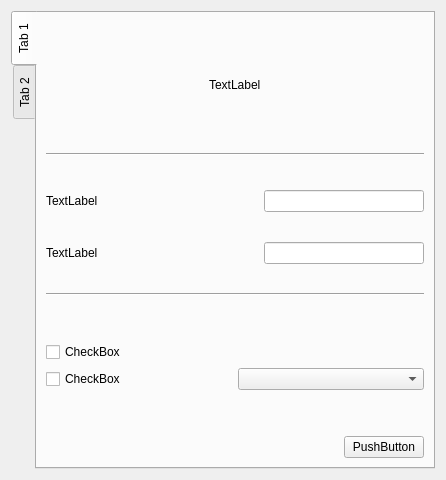
Old version of the form customtab.ui in the repository CrazyKangaroo/ThinView.
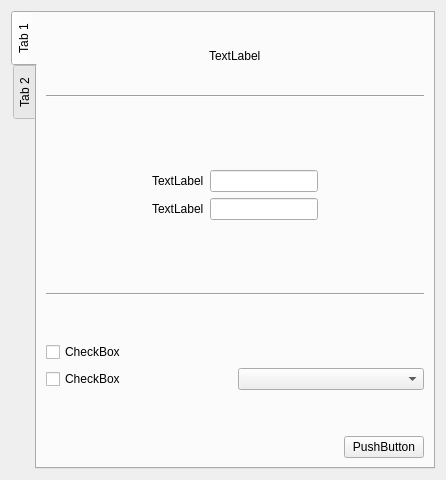
New version of the form.

```diff
--- a/customtab.ui
+++ b/customtab.ui
@@ -26,9 +26,9 @@
       <attribute name="title">
        <string>Tab 1</string>
       </attribute>
-      <layout class="QHBoxLayout" name="horizontalLayout_7">
+      <layout class="QVBoxLayout" name="verticalLayout_8">
        <item>
-        <layout class="QVBoxLayout" name="verticalLayout_5">
+        <layout class="QVBoxLayout" name="verticalLayout_7">
          <item>
           <layout class="QHBoxLayout" name="horizontalLayout">
            <item>
@@ -104,8 +104,6 @@
           </widget>
          </item>
          <item>
-          <layout class="QVBoxLayout" name="verticalLayout_3">
-           <item>
             <spacer name="verticalSpacer_4">
              <property name="orientation">
               <enum>Qt::Vertical</enum>
@@ -113,47 +111,7 @@
              <property name="sizeHint" stdset="0">
               <size>
                <width>20</width>
-               <height>28</height>
-              </size>
-             </property>
-            </spacer>
-           </item>
-           <item>
-            <layout class="QHBoxLayout" name="horizontalLayout_2">
-             <item>
-              <widget class="QLabel" name="label_2">
-               <property name="text">
-                <string>TextLabel</string>
-               </property>
-              </widget>
-             </item>
-             <item>
-              <spacer name="horizontalSpacer_5">
-               <property name="orientation">
-                <enum>Qt::Horizontal</enum>
-               </property>
-               <property name="sizeHint" stdset="0">
-                <size>
-                 <width>40</width>
-                 <height>20</height>
-                </size>
-               </property>
-              </spacer>
-             </item>
-             <item>
-              <widget class="QLineEdit" name="lineEdit"/>
-             </item>
-            </layout>
-           </item>
-           <item>
-            <spacer name="verticalSpacer_3">
-             <property name="orientation">
-              <enum>Qt::Vertical</enum>
-             </property>
-             <property name="sizeHint" stdset="0">
-              <size>
-               <width>20</width>
-               <height>18</height>
+             <height>33</height>
               </size>
              </property>
             </spacer>
@@ -161,11 +119,49 @@
            <item>
             <layout class="QHBoxLayout" name="horizontalLayout_3">
              <item>
-              <widget class="QLabel" name="label_3">
+            <spacer name="horizontalSpacer_8">
+             <property name="orientation">
+              <enum>Qt::Horizontal</enum>
+             </property>
+             <property name="sizeHint" stdset="0">
+              <size>
+               <width>40</width>
+               <height>20</height>
+              </size>
+             </property>
+            </spacer>
+           </item>
+           <item>
+            <layout class="QHBoxLayout" name="horizontalLayout_2">
+             <item>
+              <layout class="QVBoxLayout" name="verticalLayout_3">
+               <item>
+                <widget class="QLabel" name="lab_serverAddr">
                <property name="text">
                 <string>TextLabel</string>
                </property>
               </widget>
+               </item>
+               <item>
+                <widget class="QLabel" name="lab_port">
+                 <property name="text">
+                  <string>TextLabel</string>
+                 </property>
+                </widget>
+               </item>
+              </layout>
+             </item>
+             <item>
+              <layout class="QVBoxLayout" name="verticalLayout_5">
+               <item>
+                <widget class="QLineEdit" name="lei_serverAddr"/>
+               </item>
+               <item>
+                <widget class="QLineEdit" name="lei_port"/>
+               </item>
+              </layout>
+             </item>
+            </layout>
              </item>
              <item>
               <spacer name="horizontalSpacer_6">
@@ -180,9 +176,6 @@
                </property>
               </spacer>
              </item>
-             <item>
-              <widget class="QLineEdit" name="lineEdit_2"/>
-             </item>
             </layout>
            </item>
            <item>
@@ -193,12 +186,10 @@
              <property name="sizeHint" stdset="0">
               <size>
                <width>20</width>
-               <height>18</height>
+             <height>33</height>
               </size>
              </property>
             </spacer>
-           </item>
-          </layout>
          </item>
          <item>
           <widget class="Line" name="line_2">
```
Left out of the diff: 10 changed lines with no effect on the pictures. Lines whose indentation alone changed are shown as unchanged.
